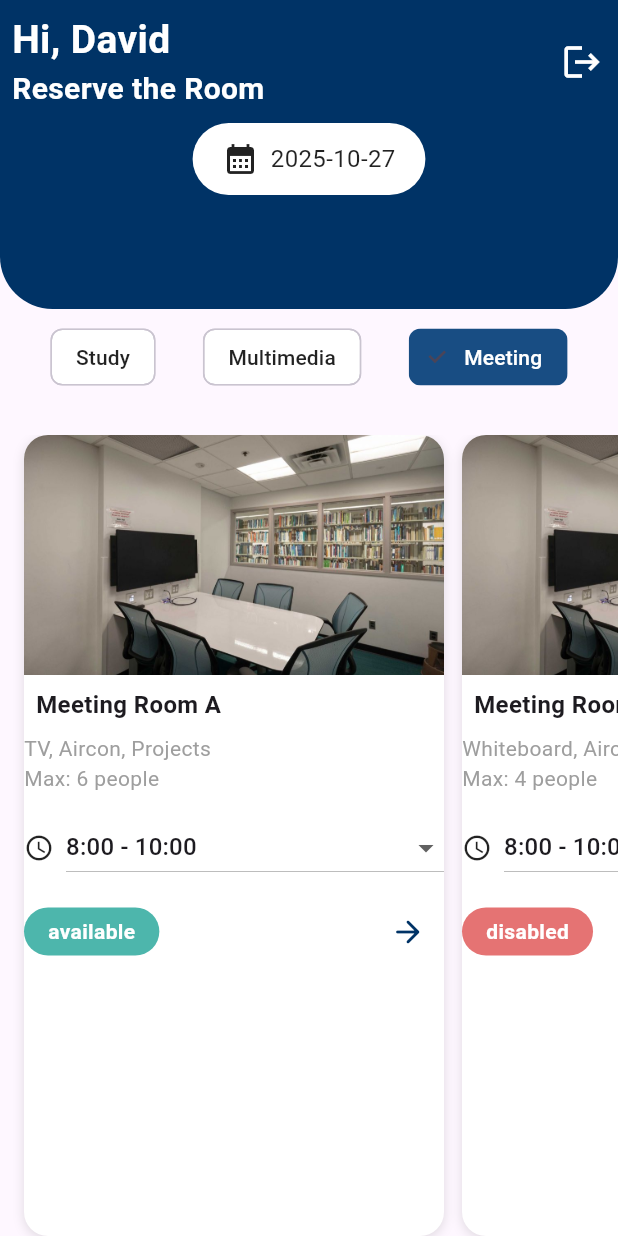
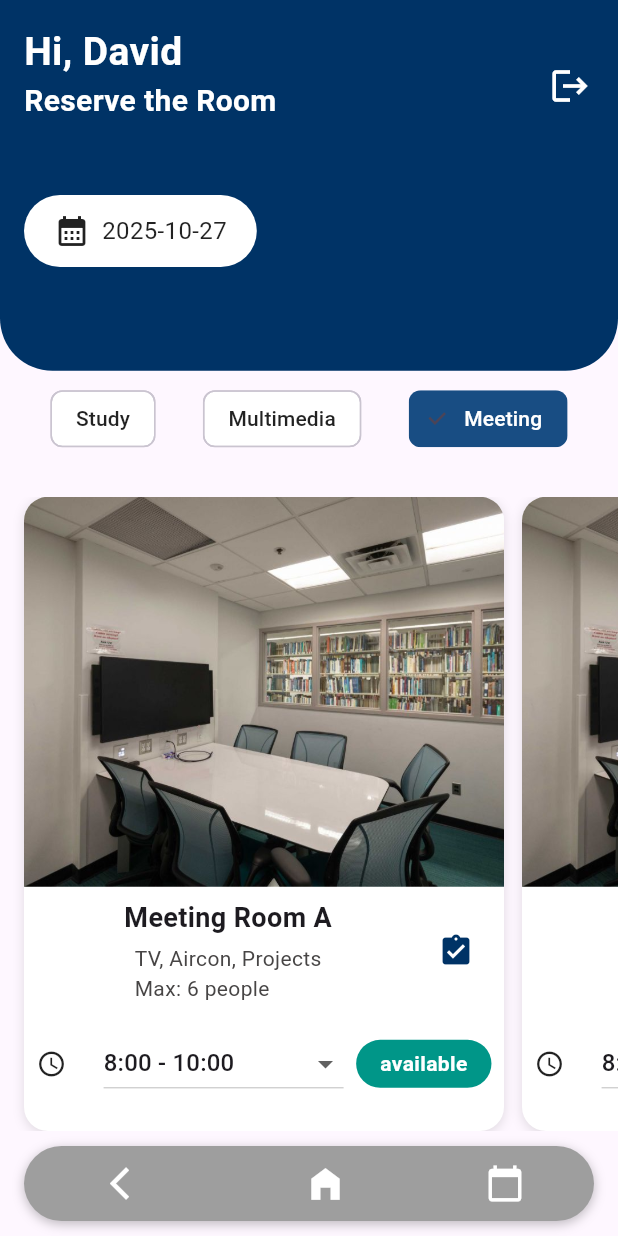
Before and after one commit to minthwaykhant711/room-project-repo, a Flutter app: the screen it shows after launch, on a phone screen of 412 x 824 dp. Run offline on Flutter 3.47's test engine with Material 3 defaults, Android fonts, the phone set to English and light mode, and no system bars.

Commit message:
finished student browsing by ryan

```diff
--- a/lib/student_browsing_me.dart
+++ b/lib/student_browsing_me.dart
@@ -15,21 +15,49 @@ class _StudentBrowsingMeState extends State<StudentBrowsingMe> {
       'name': 'Meeting Room A',
       'details': 'TV, Aircon, Projects',
       'max': 6,
-      'status': 'available',
+      'statuses': {
+        '8:00 - 10:00': 'available',
+        '10:00 - 12:00': 'pending',
+        '13:00 - 14:00': 'reserved',
+        '14:00 - 16:00': 'disabled',
+      },
       'image': 'assets/images/study room A.jpg',
     },
     {
       'name': 'Meeting Room B',
       'details': 'Whiteboard, Aircon',
       'max': 4,
-      'status': 'disabled',
+      'statuses': {
+        '8:00 - 10:00': 'available',
+        '10:00 - 12:00': 'pending',
+        '13:00 - 14:00': 'reserved',
+        '14:00 - 16:00': 'disabled',
+      },
       'image': 'assets/images/study room A.jpg',
     },
     {
       'name': 'Meeting Room C',
       'details': 'TV, Aircon, 8 seats',
       'max': 8,
-      'status': 'reserved',
+      'statuses': {
+        '8:00 - 10:00': 'available',
+        '10:00 - 12:00': 'pending',
+        '13:00 - 14:00': 'reserved',
+        '14:00 - 16:00': 'disabled',
+      },
+      'image': 'assets/images/study room A.jpg',
+    },
+
+    {
+      'name': 'Meeting Room C',
+      'details': 'TV, Aircon, 8 seats',
+      'max': 8,
+      'statuses': {
+        '8:00 - 10:00': 'available',
+        '10:00 - 12:00': 'pending',
+        '13:00 - 14:00': 'reserved',
+        '14:00 - 16:00': 'disabled',
+      },
       'image': 'assets/images/study room A.jpg',
     },
   ];
@@ -41,7 +69,28 @@ class _StudentBrowsingMeState extends State<StudentBrowsingMe> {
     '14:00 - 16:00',
   ];
 
-  String selectedTime = '8:00 - 10:00';
+  late Map<int, String> selectedTimes;
+
+  @override
+  void initState() {
+    super.initState();
+    selectedTimes = {for (int i = 0; i < rooms.length; i++) i: timeSlots.first};
+  }
+
+  Color getStatusColor(String status) {
+    switch (status) {
+      case 'available':
+        return Colors.teal;
+      case 'pending':
+        return Colors.orange;
+      case 'reserved':
+        return Colors.blueGrey;
+      case 'disabled':
+        return Colors.red;
+      default:
+        return Colors.grey;
+    }
+  }
 
   String selectedCategory = 'Meeting';
 
@@ -49,9 +98,43 @@ class _StudentBrowsingMeState extends State<StudentBrowsingMe> {
   Widget build(BuildContext context) {
     final media = MediaQuery.of(context);
     final screenHeight = media.size.height;
-    final headerHeight = screenHeight * 0.25;
+    final headerHeight = screenHeight * 0.30;
 
     return Scaffold(
+      bottomNavigationBar: SafeArea(
+        top: false,
+        child: Container(
+          height: 50,
+          margin: const EdgeInsets.symmetric(horizontal: 16, vertical: 10),
+          decoration: BoxDecoration(
+            color: Colors.grey,
+            borderRadius: BorderRadius.circular(28),
+            boxShadow: const [
+              BoxShadow(
+                color: Colors.black26,
+                blurRadius: 6,
+                offset: Offset(0, 2),
+              ),
+            ],
+          ),
+          child: Row(
+            mainAxisAlignment: MainAxisAlignment.spaceAround,
+            children: [
+              IconButton(
+                icon: const Icon(
+                  Icons.arrow_back_ios,
+                  color: Colors.white,
+                  size: 26,
+                ),
+                onPressed: () => Navigator.maybePop(context),
+              ),
+              const Icon(Icons.home_filled, color: Colors.white, size: 28),
+              const Icon(Icons.calendar_today, color: Colors.white, size: 26),
+            ],
+          ),
+        ),
+      ),
+
       body: Column(
         children: [
           Container(
@@ -68,7 +151,7 @@ class _StudentBrowsingMeState extends State<StudentBrowsingMe> {
                   children: [
                     SafeArea(
                       child: Padding(
-                        padding: const EdgeInsets.all(8.0),
+                        padding: const EdgeInsets.all(16.0),
                         child: Column(
                           crossAxisAlignment: CrossAxisAlignment.start,
                           children: [
@@ -88,11 +171,14 @@ class _StudentBrowsingMeState extends State<StudentBrowsingMe> {
                                 fontWeight: FontWeight.bold,
                               ),
                             ),
+                            SizedBox(height: 16),
                           ],
                         ),
                       ),
                     ),
-                    IconButton(
+                    Padding(
+                      padding: const EdgeInsets.all(8.0),
+                      child: IconButton(
                         icon: const Icon(
                           Icons.logout,
                           color: Colors.white,
@@ -100,10 +186,15 @@ class _StudentBrowsingMeState extends State<StudentBrowsingMe> {
                         ),
                         onPressed: () {},
                       ),
+                    ),
                   ],
                 ),
 
-                Container(
+                Align(
+                  alignment: Alignment.topLeft,
+                  child: Padding(
+                    padding: const EdgeInsets.all(16.0),
+                    child: Container(
                       padding: const EdgeInsets.symmetric(
                         vertical: 12,
                         horizontal: 20,
@@ -115,10 +206,12 @@ class _StudentBrowsingMeState extends State<StudentBrowsingMe> {
 
                       child: Row(
                         mainAxisSize: MainAxisSize.min,
-                    mainAxisAlignment: MainAxisAlignment.start,
-                    crossAxisAlignment: CrossAxisAlignment.start,
+
                         children: [
-                      const Icon(Icons.calendar_month, color: Colors.black87),
+                          const Icon(
+                            Icons.calendar_month,
+                            color: Colors.black87,
+                          ),
                           const SizedBox(width: 8),
                           Text(
                             // Always show today's date
@@ -129,6 +222,8 @@ class _StudentBrowsingMeState extends State<StudentBrowsingMe> {
                             ),
                           ),
                         ],
+                      ),
+                    ),
                   ),
                 ),
               ],
@@ -171,9 +266,14 @@ class _StudentBrowsingMeState extends State<StudentBrowsingMe> {
               itemCount: rooms.length,
               itemBuilder: (context, index) {
                 final room = rooms[index];
-                final isAvailable = room['status'] == 'available';
+                final currentSlot = selectedTimes[index];
+                final currentStatus =
+                    room['statuses'][currentSlot] ?? 'unknown';
+                final isAvailable = currentStatus == 'available';
                 return Container(
-                  width: 280,
+                  width: 320,
+                  height: 420,
+
                   margin: EdgeInsets.only(
                     left: index == 0 ? 4 : 12,
                     right: index == rooms.length - 1 ? 4 : 0,
@@ -199,7 +299,7 @@ class _StudentBrowsingMeState extends State<StudentBrowsingMe> {
                         ),
                         child: Image.asset(
                           room['image'],
-                          height: 160,
+                          height: 260,
                           width: double.infinity,
                           fit: BoxFit.cover,
                         ),
@@ -207,7 +307,10 @@ class _StudentBrowsingMeState extends State<StudentBrowsingMe> {
 
                       // First row: Room name and info icon
                       Padding(
-                        padding: const EdgeInsets.all(8.0),
+                        padding: const EdgeInsets.symmetric(
+                          horizontal: 8,
+                          vertical: 8,
+                        ),
 
                         child: Column(
                           crossAxisAlignment: CrossAxisAlignment.start,
@@ -216,82 +319,34 @@ class _StudentBrowsingMeState extends State<StudentBrowsingMe> {
                               mainAxisAlignment: MainAxisAlignment.spaceBetween,
                               children: [
                                 Expanded(
-                                  child: Text(
+                                  child: Column(
+                                    children: [
+                                      Text(
                                         room['name'],
                                         style: const TextStyle(
                                           fontWeight: FontWeight.bold,
-                                      fontSize: 16,
+                                          fontSize: 18,
+                                        ),
+                                      ),
+                                      const SizedBox(height: 4),
+                                      Text(
+                                        "${room['details']}\nMax: ${room['max']} people",
+                                        style: const TextStyle(
+                                          color: Color.fromARGB(
+                                            255,
+                                            71,
+                                            69,
+                                            69,
                                           ),
                                         ),
                                       ),
                                     ],
                                   ),
-                          ],
-                        ),
                                 ),
 
-                      // Room details
-                      Text(
-                        "${room['details']}\nMax: ${room['max']} people",
-                        style: const TextStyle(color: Colors.grey),
-                      ),
-                      const SizedBox(height: 12),
-
-                      // Time slot row with dropdown
-                      Row(
-                        children: [
-                          const Icon(Icons.access_time, size: 20),
-                          const SizedBox(width: 8),
-                          Expanded(
-                            child: DropdownButton<String>(
-                              isExpanded: true,
-                              value: selectedTime,
-                              items: timeSlots.map((slot) {
-                                return DropdownMenuItem<String>(
-                                  value: slot,
-                                  child: Text(slot),
-                                );
-                              }).toList(),
-                              onChanged: (value) {
-                                if (value != null) {
-                                  setState(() {
-                                    selectedTime = value;
-                                  });
-                                }
-                              },
-                            ),
-                          ),
-                        ],
-                      ),
-
-                      const SizedBox(height: 8),
-
-                      // Status and request button row
-                      Row(
-                        mainAxisAlignment: MainAxisAlignment.spaceBetween,
-                        children: [
-                          Container(
-                            padding: const EdgeInsets.symmetric(
-                              horizontal: 16,
-                              vertical: 6,
-                            ),
-                            decoration: BoxDecoration(
-                              color: isAvailable
-                                  ? Colors.teal[300]
-                                  : Colors.red[300],
-                              borderRadius: BorderRadius.circular(50),
-                            ),
-                            child: Text(
-                              isAvailable ? "available" : "disabled",
-                              style: const TextStyle(
-                                color: Colors.white,
-                                fontWeight: FontWeight.bold,
-                              ),
-                            ),
-                          ),
                                 IconButton(
                                   icon: const Icon(
-                              Icons.arrow_forward_rounded,
+                                    Icons.assignment_turned_in,
                                     color: Color(0xFF003366),
                                   ),
                                   onPressed: isAvailable
@@ -304,6 +359,64 @@ class _StudentBrowsingMeState extends State<StudentBrowsingMe> {
                             ),
                           ],
                         ),
+                      ),
+
+                      const SizedBox(height: 8),
+
+                      // Time slot row with dropdown
+                      Row(
+                        mainAxisAlignment: MainAxisAlignment.spaceEvenly,
+                        children: [
+                          const Icon(Icons.access_time, size: 20),
+                          const SizedBox(width: 8),
+                          Flexible(
+                            fit: FlexFit.loose,
+
+                            child: ConstrainedBox(
+                              constraints: const BoxConstraints(maxWidth: 160),
+                              child: DropdownButton<String>(
+                                isExpanded: true,
+                                value: selectedTimes[index],
+                                items: timeSlots.map((slot) {
+                                  return DropdownMenuItem<String>(
+                                    value: slot,
+                                    child: Text(slot),
+                                  );
+                                }).toList(),
+                                onChanged: (value) {
+                                  if (value != null) {
+                                    setState(() {
+                                      selectedTimes[index] = value;
+                                    });
+                                  }
+                                },
+                              ),
+                            ),
+                          ),
+
+                          Container(
+                            padding: const EdgeInsets.symmetric(
+                              horizontal: 16,
+                              vertical: 6,
+                            ),
+                            decoration: BoxDecoration(
+                              color: getStatusColor(currentStatus),
+                              borderRadius: BorderRadius.circular(50),
+                            ),
+                            child: Text(
+                              currentStatus,
+                              style: const TextStyle(
+                                color: Colors.white,
+                                fontWeight: FontWeight.bold,
+                              ),
+                            ),
+                          ),
+                        ],
+                      ),
+
+                      const SizedBox(height: 8),
+                    ],
+                  ),
                 );
               },
             ),
```
Lines whose indentation alone changed are shown as unchanged.
